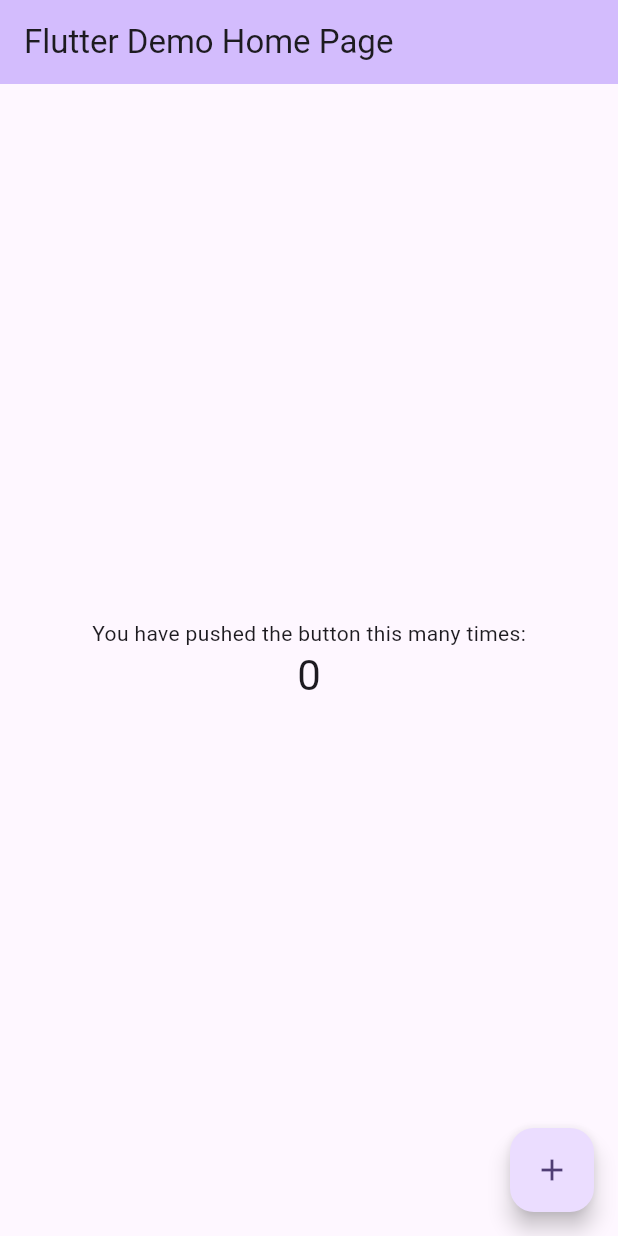
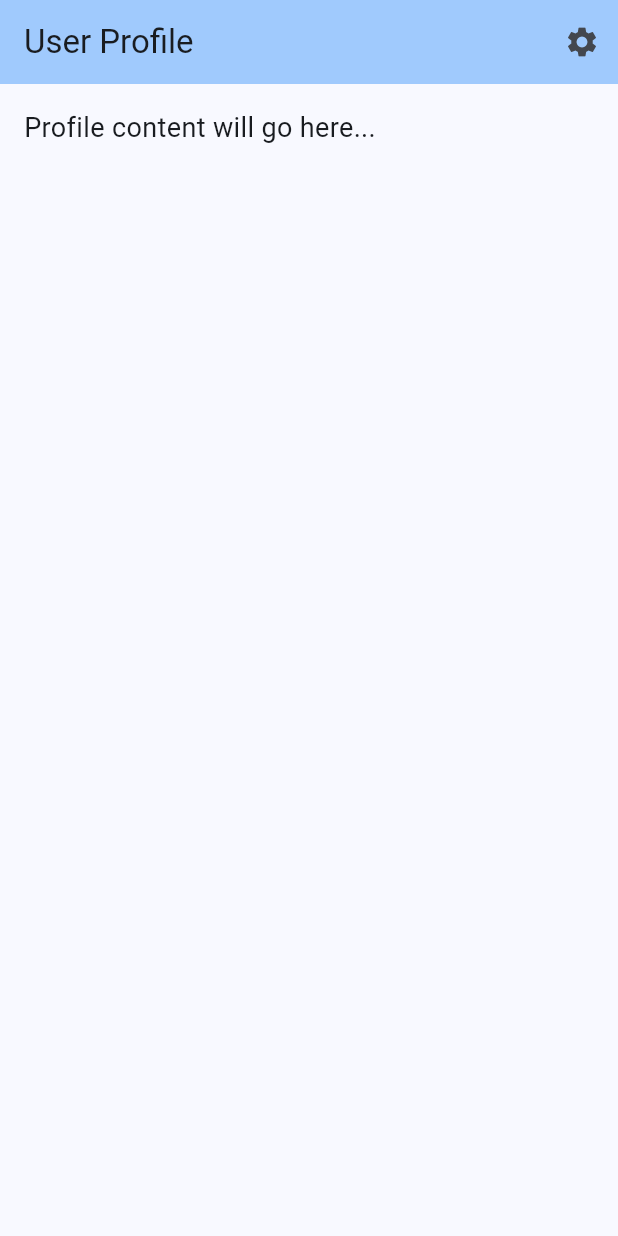
Before and after one commit to Samkwizera/singlescrollview_mobile-application, a Flutter app: the screen it shows after launch, on a phone screen of 412 x 824 dp. Run offline on Flutter 3.47's test engine with Material 3 defaults, Android fonts, the light colour scheme and no system bars.

Commit message:
Setup basic SingleChildScrollView structure with AppBar

```diff
--- a/lib/main.dart
+++ b/lib/main.dart
@@ -7,116 +7,51 @@
 class MyApp extends StatelessWidget {
   const MyApp({super.key});
 
-  // This widget is the root of your application.
   @override
   Widget build(BuildContext context) {
     return MaterialApp(
-      title: 'Flutter Demo',
+      title: 'SingleChildScrollView Demo',
+      debugShowCheckedModeBanner: false,
       theme: ThemeData(
-        // This is the theme of your application.
-        //
-        // TRY THIS: Try running your application with "flutter run". You'll see
-        // the application has a purple toolbar. Then, without quitting the app,
-        // try changing the seedColor in the colorScheme below to Colors.green
-        // and then invoke "hot reload" (save your changes or press the "hot
-        // reload" button in a Flutter-supported IDE, or press "r" if you used
-        // the command line to start the app).
-        //
-        // Notice that the counter didn't reset back to zero; the application
-        // state is not lost during the reload. To reset the state, use hot
-        // restart instead.
-        //
-        // This works for code too, not just values: Most code changes can be
-        // tested with just a hot reload.
-        colorScheme: .fromSeed(seedColor: Colors.deepPurple),
+        colorScheme: ColorScheme.fromSeed(seedColor: Colors.blue),
+        useMaterial3: true,
       ),
-      home: const MyHomePage(title: 'Flutter Demo Home Page'),
+      home: const UserProfilePage(),
     );
   }
 }
 
-class MyHomePage extends StatefulWidget {
-  const MyHomePage({super.key, required this.title});
-
-  // This widget is the home page of your application. It is stateful, meaning
-  // that it has a State object (defined below) that contains fields that affect
-  // how it looks.
-
-  // This class is the configuration for the state. It holds the values (in this
-  // case the title) provided by the parent (in this case the App widget) and
-  // used by the build method of the State. Fields in a Widget subclass are
-  // always marked "final".
-
-  final String title;
-
-  @override
-  State<MyHomePage> createState() => _MyHomePageState();
-}
-
-class _MyHomePageState extends State<MyHomePage> {
-  int _counter = 0;
-
-  void _incrementCounter() {
-    setState(() {
-      // This call to setState tells the Flutter framework that something has
-      // changed in this State, which causes it to rerun the build method below
-      // so that the display can reflect the updated values. If we changed
-      // _counter without calling setState(), then the build method would not be
-      // called again, and so nothing would appear to happen.
-      _counter++;
-    });
-  }
+class UserProfilePage extends StatelessWidget {
+  const UserProfilePage({super.key});
 
   @override
   Widget build(BuildContext context) {
-    // This method is rerun every time setState is called, for instance as done
-    // by the _incrementCounter method above.
-    //
-    // The Flutter framework has been optimized to make rerunning build methods
-    // fast, so that you can just rebuild anything that needs updating rather
-    // than having to individually change instances of widgets.
     return Scaffold(
       appBar: AppBar(
-        // TRY THIS: Try changing the color here to a specific color (to
-        // Colors.amber, perhaps?) and trigger a hot reload to see the AppBar
-        // change color while the other colors stay the same.
+        title: const Text('User Profile'),
         backgroundColor: Theme.of(context).colorScheme.inversePrimary,
-        // Here we take the value from the MyHomePage object that was created by
-        // the App.build method, and use it to set our appbar title.
-        title: Text(widget.title),
+        actions: [
+          IconButton(
+            icon: const Icon(Icons.settings),
+            onPressed: () {},
+          ),
+        ],
       ),
-      body: Center(
-        // Center is a layout widget. It takes a single child and positions it
-        // in the middle of the parent.
+      body: SingleChildScrollView(
         child: Column(
-          // Column is also a layout widget. It takes a list of children and
-          // arranges them vertically. By default, it sizes itself to fit its
-          // children horizontally, and tries to be as tall as its parent.
-          //
-          // Column has various properties to control how it sizes itself and
-          // how it positions its children. Here we use mainAxisAlignment to
-          // center the children vertically; the main axis here is the vertical
-          // axis because Columns are vertical (the cross axis would be
-          // horizontal).
-          //
-          // TRY THIS: Invoke "debug painting" (choose the "Toggle Debug Paint"
-          // action in the IDE, or press "p" in the console), to see the
-          // wireframe for each widget.
-          mainAxisAlignment: .center,
+          crossAxisAlignment: CrossAxisAlignment.start,
           children: [
-            const Text('You have pushed the button this many times:'),
-            Text(
-              '$_counter',
-              style: Theme.of(context).textTheme.headlineMedium,
+            // Content will be added in steps
+            Container(
+              padding: const EdgeInsets.all(16),
+              child: const Text(
+                'Profile content will go here...',
+                style: TextStyle(fontSize: 18),
+              ),
             ),
           ],
         ),
       ),
-      floatingActionButton: FloatingActionButton(
-        onPressed: _incrementCounter,
-        tooltip: 'Increment',
-        child: const Icon(Icons.add),
-      ),
     );
   }
 }
```
